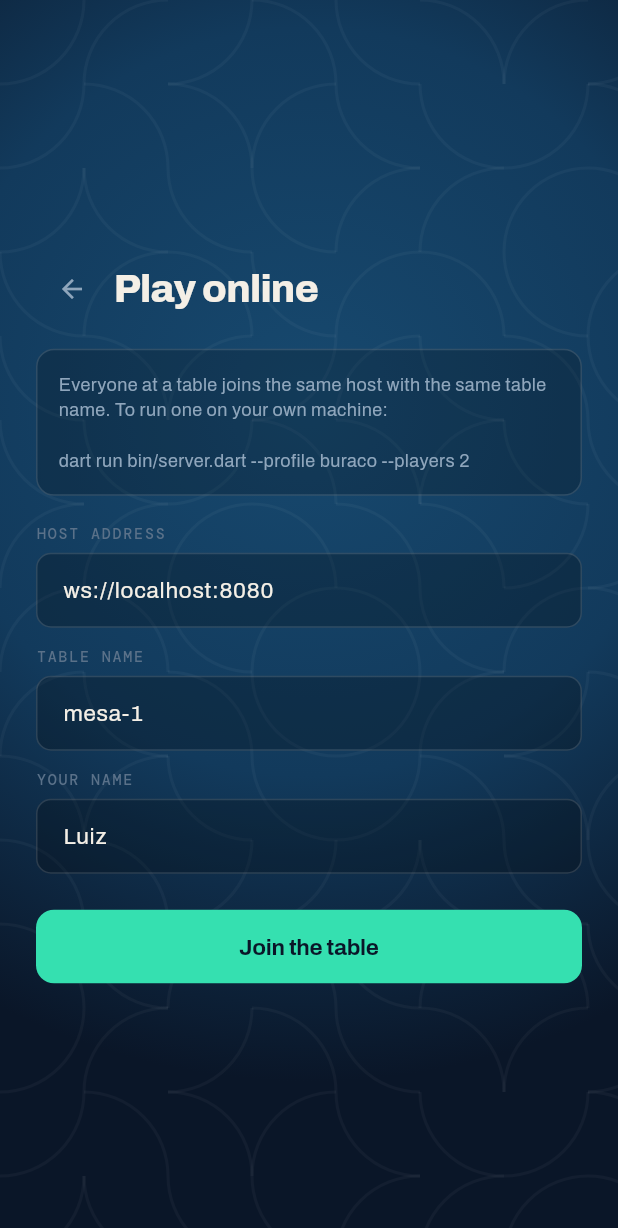
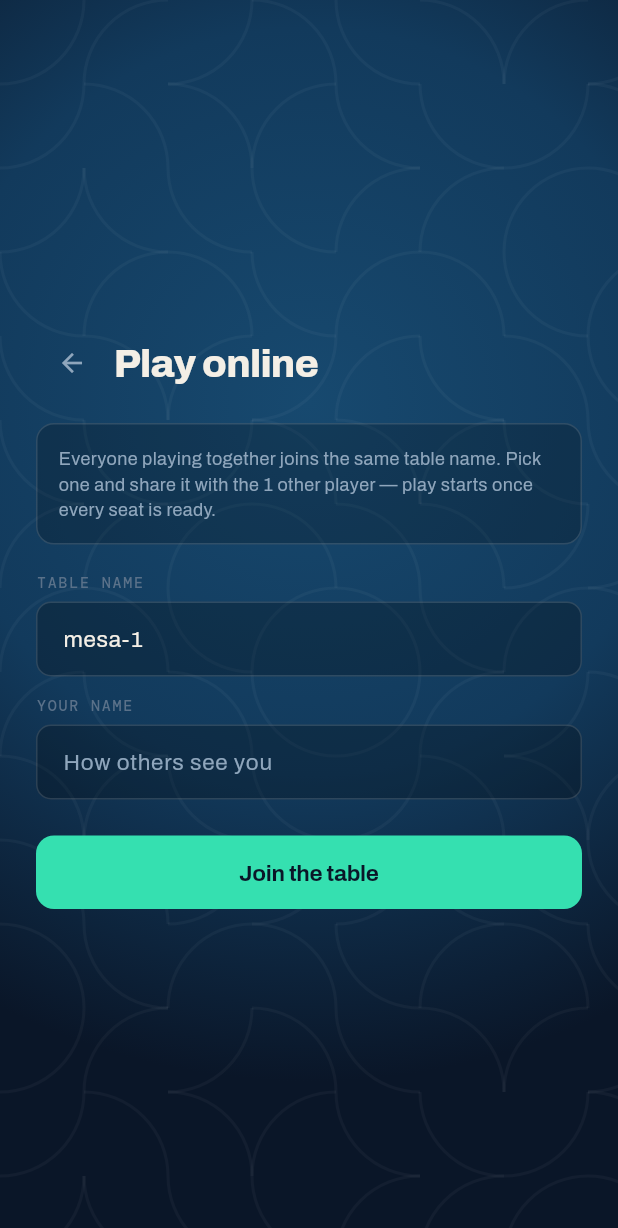
Before and after one commit to LuizFelipeBarbosa/canastra-flutter, a Flutter app: the screen it shows after launch, scrolled down 92 dp, after a tap on "Play online", on a phone screen of 412 x 824 dp. Shown: the top 1228 px of the screen. Run offline on Flutter 3.47's test engine with Material 3 defaults, Android fonts, the phone set to English and light mode, and no system bars; our stand-ins replace shelf, shelf_web_socket.

Commit message:
Deploy the host on Fly and point the web app at it
The app and the host want different homes: Netlify serves static files, while a
match is long-lived in-memory state living in one process. So the host gets its
own Fly deploy, and the two are joined by a compile-time constant.

GAME_HOST is baked into the web build with --dart-define instead of typed into
a text field. The old join screen defaulted to ws://localhost:8080, which on a
deployed site means each visitor's own machine — two players would sit in two
different empty rooms, each waiting for a seat that never fills. The Netlify
build now fails outright when GAME_HOST is unset rather than shipping that. It
has to be wss://, because browsers refuse a plaintext socket from an https page.

The container installs Flutter only to resolve pubspec.lock: the server's import
chain is pure Dart, but pubspec.yaml declares the Flutter SDK for the app as a
whole. Only the compiled binary ships, so the runtime image carries no Dart SDK.

fly.toml pins one machine that never sleeps. A stopped machine drops every table
in progress, and a second replica would put the two halves of a table in
different processes — scaling means sharding rooms by code, not adding replicas
behind this one. The deploy workflow filters on the host's own sources for the
same reason: every deploy replaces the machine and ends live games.

GameServer gained allowedOrigins, so a foreign handshake gets a 403 rather than
a room, and a 30s pingInterval, since proxies drop idle sockets and a player
thinking over a hand is quiet for minutes. bin/server.dart reads its config from
the environment so one binary runs under a platform that sets only env vars, and
answers /health because a WebSocket-only server returns 400 to a plain GET.

Verified: flutter analyze clean, flutter test (68 passing), docker build, and
the container answering 200 on /health, 101 on an allowed origin, 403 on a
foreign one.

Still placeholders, pending the real names: fly.toml `app`, fly.toml
ALLOWED_ORIGINS, and netlify.toml GAME_HOST.

```diff
--- a/lib/ui/screens/online_screen.dart
+++ b/lib/ui/screens/online_screen.dart
@@ -1,8 +1,6 @@
 /// Joining a table hosted somewhere else.
 ///
 /// This is the same [GameScreen] as offline play — only the transport differs.
-/// It is wired end to end against `bin/server.dart`; point it at a deployed
-/// host and nothing here changes.
 library;
 
 import 'package:flutter/material.dart';
@@ -13,6 +11,19 @@ import '../../multiplayer/websocket_transport.dart';
 import '../theme.dart';
 import '../widgets/table_surface.dart';
 import 'game_screen.dart';
+
+/// Where this build looks for its host.
+///
+/// Baked in at compile time rather than typed by the player:
+/// `flutter build web --dart-define=GAME_HOST=wss://your-host`. The default is
+/// what `dart run bin/server.dart` gives you during development.
+///
+/// A build served over https must use `wss://` — browsers refuse a plaintext
+/// socket from a secure page.
+const gameHost = String.fromEnvironment(
+  'GAME_HOST',
+  defaultValue: 'ws://localhost:8080',
+);
 
 class OnlineScreen extends StatefulWidget {
   final String profileId;
@@ -29,27 +40,23 @@ class OnlineScreen extends StatefulWidget {
 }
 
 class _OnlineScreenState extends State<OnlineScreen> {
-  final _server = TextEditingController(text: 'ws://localhost:8080');
   final _room = TextEditingController(text: 'mesa-1');
-  final _name = TextEditingController(text: 'Luiz');
+  final _name = TextEditingController();
   String? _error;
 
   @override
   void dispose() {
-    _server.dispose();
     _room.dispose();
     _name.dispose();
     super.dispose();
   }
 
   void _join() {
-    final uri = Uri.tryParse(_server.text.trim());
+    final uri = Uri.tryParse(gameHost);
     if (uri == null ||
         !uri.hasScheme ||
         !(uri.isScheme('ws') || uri.isScheme('wss'))) {
-      setState(
-        () => _error = 'The address needs to start with ws:// or wss://',
-      );
+      setState(() => _error = 'This build has no usable host address.');
       return;
     }
     if (_room.text.trim().isEmpty) {
@@ -108,19 +115,22 @@ class _OnlineScreenState extends State<OnlineScreen> {
                       border: Border.all(color: C.line),
                     ),
                     child: Text(
-                      'Everyone at a table joins the same host with the same '
-                      'table name. To run one on your own machine:\n\n'
-                      'dart run bin/server.dart --profile '
-                      '${widget.profileId} --players ${widget.numPlayers}',
+                      'Everyone playing together joins the same table name. '
+                      'Pick one and share it with the '
+                      '${widget.numPlayers - 1} '
+                      'other ${widget.numPlayers == 2 ? 'player' : 'players'} '
+                      '— play starts once every seat is ready.',
                       style: T.body(12, color: C.ash),
                     ),
                   ),
                   const SizedBox(height: 20),
-                  _Field(label: 'Host address', controller: _server),
-                  const SizedBox(height: 14),
                   _Field(label: 'Table name', controller: _room),
                   const SizedBox(height: 14),
-                  _Field(label: 'Your name', controller: _name),
+                  _Field(
+                    label: 'Your name',
+                    controller: _name,
+                    hint: 'How others see you',
+                  ),
                   if (_error != null) ...[
                     const SizedBox(height: 14),
                     Text(_error!, style: T.body(13, color: C.coringa)),
@@ -157,8 +167,9 @@ class _OnlineScreenState extends State<OnlineScreen> {
 class _Field extends StatelessWidget {
   final String label;
   final TextEditingController controller;
+  final String? hint;
 
-  const _Field({required this.label, required this.controller});
+  const _Field({required this.label, required this.controller, this.hint});
 
   @override
   Widget build(BuildContext context) => Column(
@@ -171,6 +182,8 @@ class _Field extends StatelessWidget {
         style: T.body(15, color: C.bone),
         decoration: InputDecoration(
           filled: true,
+          hintText: hint,
+          hintStyle: T.body(15, color: C.ash),
           fillColor: Colors.black.withValues(alpha: 0.24),
           contentPadding: const EdgeInsets.symmetric(
             horizontal: 14,
```
Also changed, not shown: bin/server.dart (+37 -13 lines), lib/multiplayer/game_server.dart (+26 -2 lines), 7 other files.
